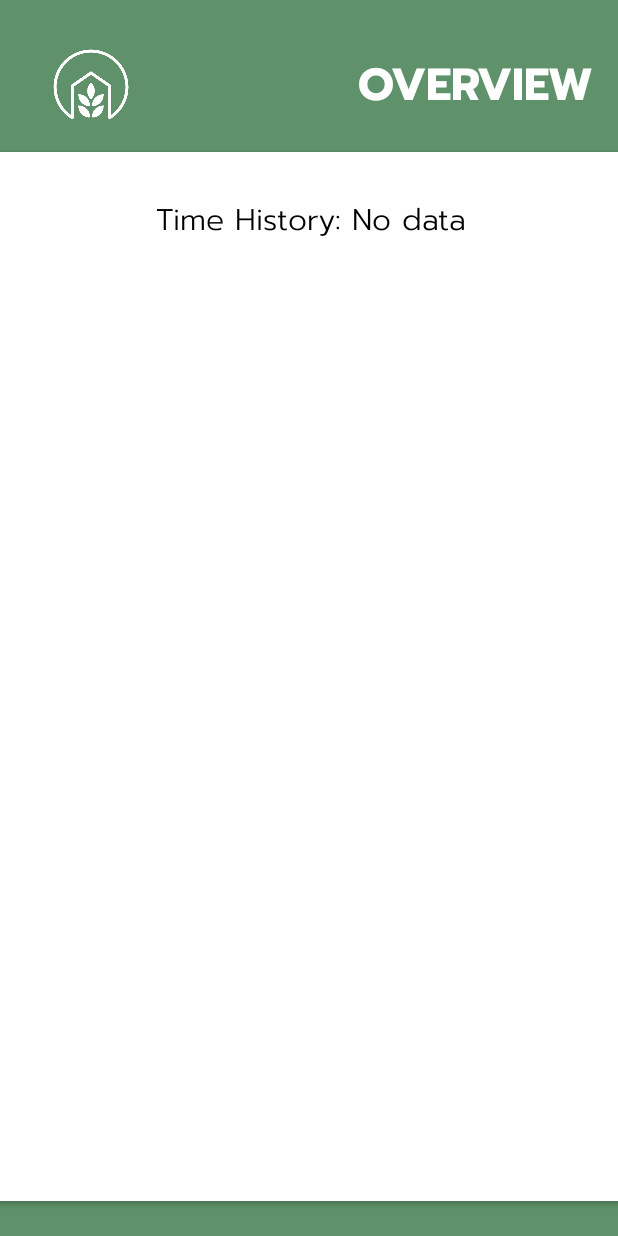
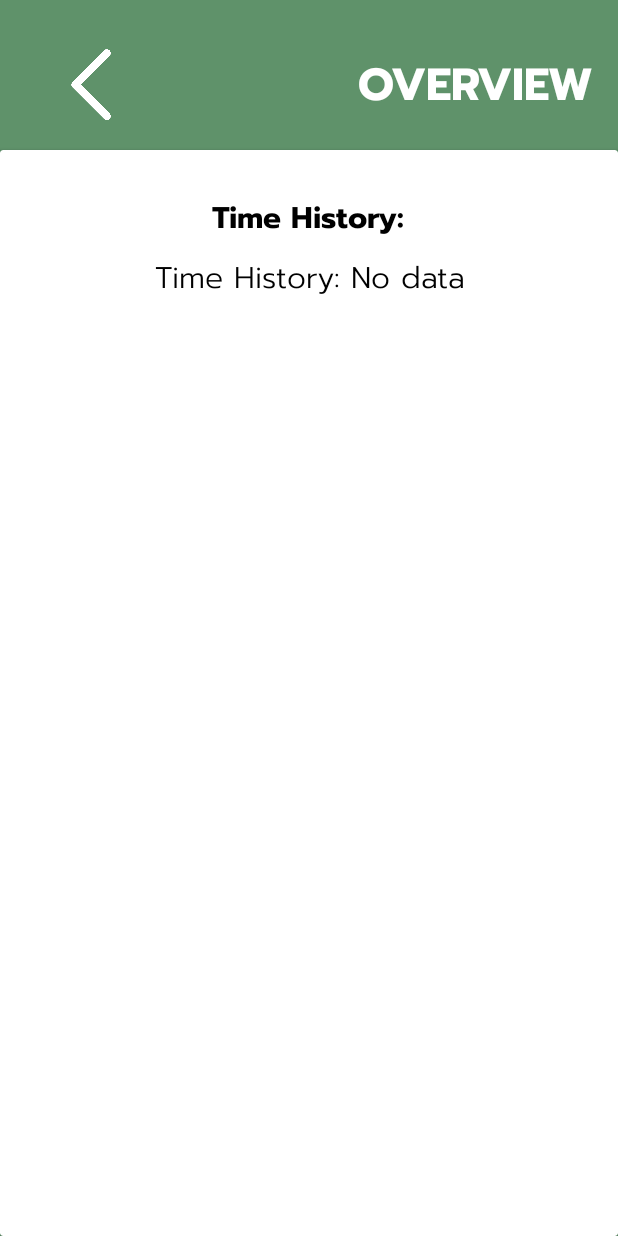
Before and after one commit to piiped/Green-Focus-app, an Android app: the HistoryActivity screen opened directly, with no data from a screen before it, on a phone screen of 412 x 824 dp. Run offline under Robolectric (Android 15) with nearby library versions, the phone set to English and light mode, and no system bars.

Commit message:
last update

```diff
--- a/app/src/main/java/com/example/green_focus/HistoryActivity.java
+++ b/app/src/main/java/com/example/green_focus/HistoryActivity.java
@@ -2,32 +2,36 @@ package com.example.green_focus;
 
 import androidx.appcompat.app.AppCompatActivity;
 
+import android.annotation.SuppressLint;
 import android.content.Intent;
 import android.content.SharedPreferences;
+import android.graphics.Color;
+import android.graphics.PorterDuff;
 import android.os.Bundle;
 import android.os.Handler;
 import android.view.View;
 import android.widget.Button;
 import android.widget.ImageView;
 import android.widget.TextView;
-
 import java.text.SimpleDateFormat;
 import java.util.Date;
 import java.util.Locale;
 
 public class HistoryActivity extends AppCompatActivity {
 
-    TextView thTextView;
+    TextView thdTextView;
     ImageView imageView;
 
 
+    @SuppressLint("MissingInflatedId")
     @Override
     protected void onCreate(Bundle savedInstanceState) {
         super.onCreate(savedInstanceState);
         setContentView(R.layout.activity_history);
-        thTextView = findViewById(R.id.thTextView);
+        thdTextView = findViewById(R.id.thdTextView);
         displayTimeHistory();
-
+        ImageView iconImageView = findViewById(R.id.imageView);
+        iconImageView.setColorFilter(Color.WHITE, PorterDuff.Mode.SRC_IN);
         imageView = findViewById(R.id.imageView);
         imageView.setOnClickListener(new View.OnClickListener(){
             @Override
@@ -43,7 +47,7 @@ public class HistoryActivity extends AppCompatActivity {
         String timeHistory = sharedPreferences.getString("timeHistory", "");
 
         if (!timeHistory.isEmpty()) {
-            StringBuilder timeHistoryText = new StringBuilder("Time History:\n");
+            StringBuilder timeHistoryText = new StringBuilder("\n");
             String[] timeDataPairs = timeHistory.split(";");
             SimpleDateFormat sdf = new SimpleDateFormat("yyyy-MM-dd HH:mm", Locale.getDefault());
 
@@ -58,9 +62,9 @@ public class HistoryActivity extends AppCompatActivity {
                 timeHistoryText.append(String.format("%02d:%02d on %s\n", hours, remainingMinutes, date));
             }
 
-            thTextView.setText(timeHistoryText.toString());
+            thdTextView.setText(timeHistoryText.toString());
         } else {
-            thTextView.setText("Time History: No data");
+            thdTextView.setText("Time History: No data");
         }
     }
 
@@ -69,7 +73,7 @@ public class HistoryActivity extends AppCompatActivity {
         SharedPreferences.Editor editor = sharedPreferences.edit();
         editor.putString("timeHistory", "");
         editor.apply();
-        thTextView.setText("Time History: No data");
+        thdTextView.setText("Time History: No data");
     }
 
 }
--- a/app/src/main/res/layout/activity_history.xml
+++ b/app/src/main/res/layout/activity_history.xml
@@ -21,10 +21,16 @@
         app:layout_constraintStart_toStartOf="parent"
         app:layout_constraintTop_toTopOf="parent"
         app:layout_constraintVertical_bias="0.043" />
+    <RelativeLayout
+        android:layout_width="match_parent"
+        android:layout_height="match_parent">
+        <LinearLayout
+            android:layout_width="match_parent"
+            android:layout_height="match_parent">
 
             <androidx.cardview.widget.CardView
-        android:layout_width="450dp"
-        android:layout_height="699dp"
+                android:layout_width="match_parent"
+                android:layout_height="match_parent"
                 android:layout_marginTop="100dp"
                 app:layout_constraintBottom_toBottomOf="parent"
                 app:layout_constraintEnd_toEndOf="parent"
@@ -39,12 +45,27 @@
                     android:layout_height="wrap_content"
                     android:layout_gravity="center_horizontal"
                     android:layout_marginTop="30dp"
+                    android:fontFamily="@font/prompt_bold"
+                    android:gravity="center"
+                    android:text="Time History:"
+                    android:textColor="@android:color/black"
+                    android:textSize="20dp" />
+
+                <TextView
+                    android:id="@+id/thdTextView"
+                    android:layout_width="wrap_content"
+                    android:layout_height="wrap_content"
+                    android:layout_gravity="center_horizontal"
+                    android:layout_marginTop="70dp"
                     android:fontFamily="@font/prompt_light"
                     android:gravity="center"
-            android:text="Time History: "
                     android:textColor="@android:color/black"
                     android:textSize="20dp" />
             </androidx.cardview.widget.CardView>
+        </LinearLayout>
+
+    </RelativeLayout>
+
 
     <ImageView
         android:id="@+id/imageView"
@@ -56,5 +77,5 @@
         app:layout_constraintStart_toStartOf="parent"
         app:layout_constraintTop_toTopOf="parent"
         app:layout_constraintVertical_bias="0.042"
-        app:srcCompat="@drawable/logo_white" />
+        app:srcCompat="@drawable/back" />
 </androidx.constraintlayout.widget.ConstraintLayout>
```
Also changed, not shown: app/src/main/res/drawable/back.png (added). Lines whose indentation alone changed are shown as unchanged.
